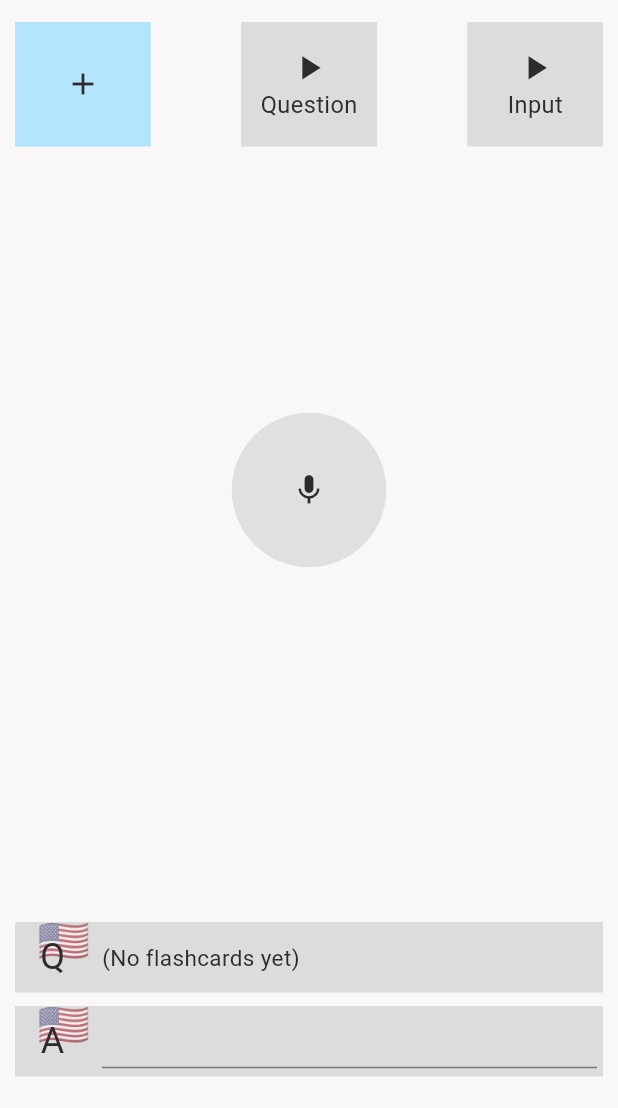
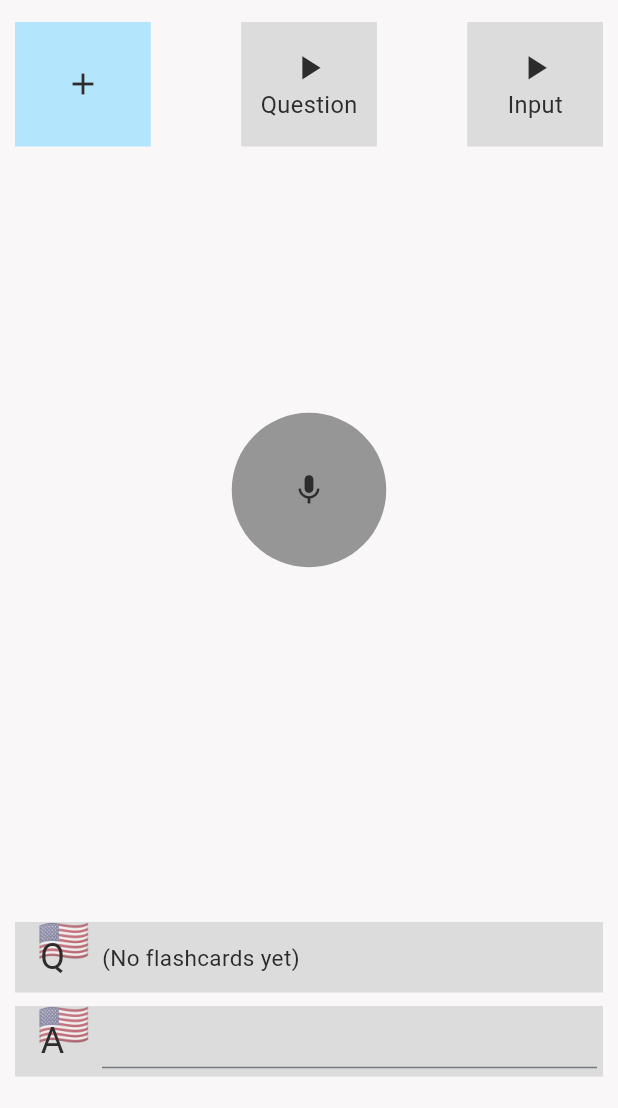
Before and after one commit to davidd647/speaking_flashcards, a Flutter app: the screen it shows after launch, on a phone screen of 412 x 824 dp, the part 128-1236 px from its top. Run offline on Flutter 3.47's test engine with Material 3 defaults, Android fonts, the phone set to English and light mode, and no system bars; our stand-ins replace audioplayers, fl_chart, flutter_tts, fluttertoast, google_fonts, shared_preferences and 2 more; accounts and stored records are empty; Roboto replaces fonts that are missing (Ubuntu).

Commit message:
another error to not display, dark mode colour adjustments

```diff
--- a/lib/screens/study_session.dart
+++ b/lib/screens/study_session.dart
@@ -251,7 +251,10 @@ class _StudySessionState extends State<StudySession> {
                       // open menu
                       Scaffold.of(context).openEndDrawer();
                     },
-                    child: Icon(Icons.add, color: fgColor),
+                    child: Icon(Icons.add,
+                        color: providerSessionLogic.questionsList.isEmpty
+                            ? const Color.fromARGB(255, 44, 44, 44)
+                            : fgColor),
                   ),
                   ColoredInkWellButton(
                     color: containerColor,
@@ -346,11 +349,16 @@ class _StudySessionState extends State<StudySession> {
                   // stop focusing on the keyboard if the keyboard is focused:
                   FocusScope.of(context).unfocus();
 
-                  providerSessionLogic.queueRecog();
+                  if (providerSessionLogic.questionsList.isNotEmpty) {
+                    providerSessionLogic.queueRecog();
+                  }
                 },
                 // primary: providerSessionLogic.questionsList.isEmpty ? true : false,
-                color: providerSessionLogic.questionsList.isEmpty ? Colors.grey[300] : Colors.lightBlue[100],
-                child: Icon(Icons.mic, color: providerSessionLogic.isBusy ? disabledColor : fgColor),
+                color: providerSessionLogic.questionsList.isEmpty ? disabledColor : Colors.lightBlue[100],
+                child: Icon(
+                  Icons.mic,
+                  color: providerSessionLogic.isBusy ? disabledColor : const Color.fromARGB(255, 44, 44, 44),
+                ),
               ),
             ),
             if (providerSessionLogic.isRecoging)
@@ -484,7 +492,8 @@ class _StudySessionState extends State<StudySession> {
               ),
 
             if (providerSessionLogic.recogStatus != '👍' &&
-                !providerSessionLogic.recogStatus.contains('error_no_match'))
+                !providerSessionLogic.recogStatus.contains('error_no_match') &&
+                !providerSessionLogic.recogStatus.contains('error_retry'))
               Center(
                   child: Column(
                 mainAxisSize: MainAxisSize.min,
```
